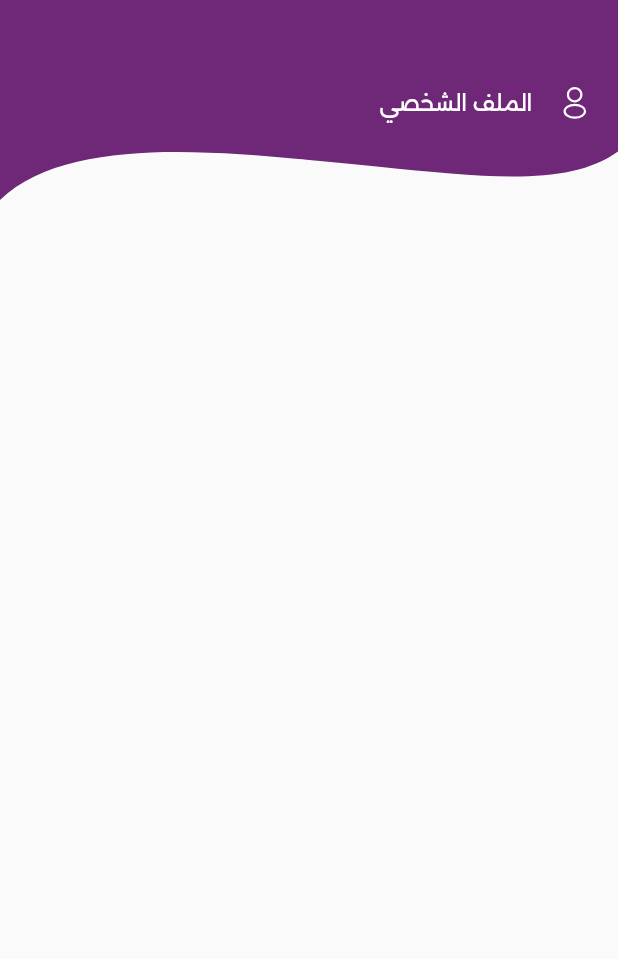
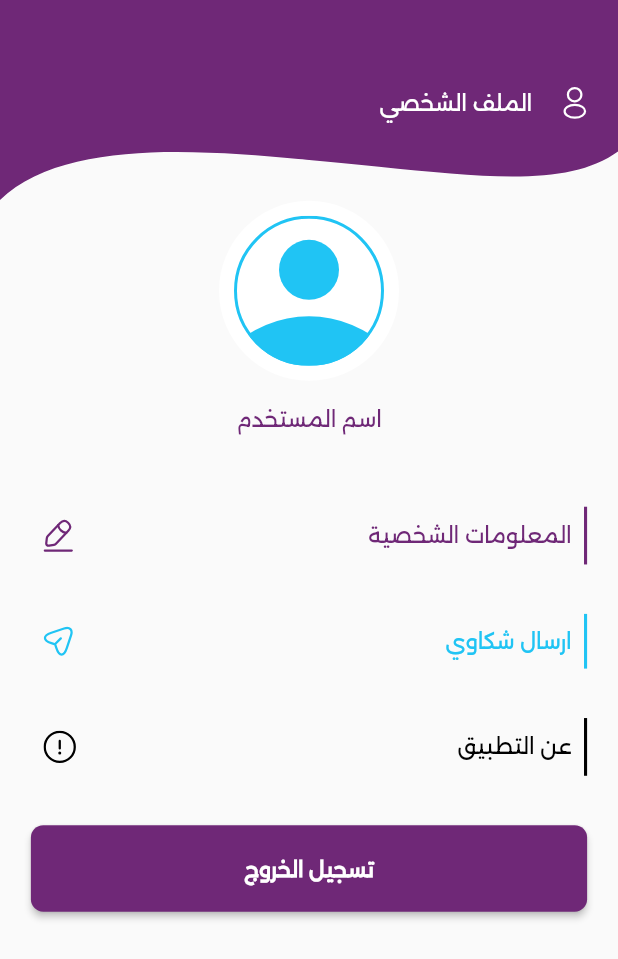
Before and after one commit to YamenAbuAlros/darrebni_project, a Flutter app: the ProfileView screen opened directly, on a phone screen of 412 x 824 dp. Shown: the top 959 px of the screen. Run offline on Flutter 3.47's test engine with Material 2 defaults, Android fonts, the phone set to English and light mode, and no system bars; our stand-ins replace bot_toast, carousel_slider, connectivity_plus, flutter_spinkit, flutter_svg, get and 1 more; accounts and stored records are empty; project files that could hold a hidden picture were left out.

Commit message:
end monday

```diff
--- a/lib/ui/shared/colors.dart
+++ b/lib/ui/shared/colors.dart
@@ -6,7 +6,7 @@ class AppColors {
   static Color mainPurple1 = const Color.fromRGBO(111, 40, 119, 1);
   static Color mainblue1 = const Color.fromRGBO(32, 196, 244, 1);
   static Color mainblue2 = const Color.fromRGBO(185, 229, 251, 0.15);
-  static Color mainblue3 = const Color.fromRGBO(185, 229, 251, 0.1);
+  static Color mainblue3 = const Color.fromRGBO(185, 229, 251, 1);
 
   static Color mainWhite = const Color.fromRGBO(255, 255, 255, 1);
   static Color mainBlack = const Color.fromRGBO(0, 0, 0, 1);
--- /dev/null
+++ b/lib/ui/shared/custom_widgets/custom_container.dart
@@ -0,0 +1,39 @@
+import 'package:flutter/material.dart';
+import 'package:flutter_svg/svg.dart';
+
+import '../colors.dart';
+import '../utils.dart';
+import 'custom_text.dart';
+
+class CustomContainer extends StatelessWidget {
+  const CustomContainer(
+      {super.key, this.color, required this.text, this.iconName, required this.ontap});
+  final Color? color;
+  final String text;
+  final String? iconName;
+  final Function() ontap;
+  @override
+  Widget build(BuildContext context) {
+    return Container(
+        padding: EdgeInsets.all(width * 0.02),
+        decoration: BoxDecoration(
+            border: Border(
+                right: BorderSide(
+                    width: width * 0.005,
+                    color: color ?? AppColors.mainPurple1))),
+        child: Row(
+          mainAxisAlignment: MainAxisAlignment.spaceBetween,
+          children: [
+            CustomText(text: text, textcolor: color ?? AppColors.mainPurple1),
+            if (iconName != null)
+              InkWell(
+                onTap: ontap,
+                child: SvgPicture.asset(
+                  'assets/images/$iconName.svg',
+                  color: color ?? AppColors.mainPurple1,
+                ),
+              )
+          ],
+        ));
+  }
+}
--- a/lib/ui/views/main_view/home_view/home_view.dart
+++ b/lib/ui/views/main_view/home_view/home_view.dart
@@ -35,7 +35,7 @@ class _HomeViewState extends State<HomeView> {
               children: [
                 CustomTextField(
                     controller: controller.searchController,
-                    iconName: 'ic_search',
+                    prefixIconName: 'ic_search',
                     hinttext: 'بحث'),
                 // (height * 0.005).sbh,
                 CarouselSlider(
--- a/lib/ui/views/main_view/profile_view/profile_view.dart
+++ b/lib/ui/views/main_view/profile_view/profile_view.dart
@@ -1,7 +1,17 @@
 import 'package:flutter/material.dart';
+import 'package:flutter_svg/svg.dart';
+import 'package:get/get.dart';
+import 'package:template/ui/shared/colors.dart';
 
 import 'package:template/ui/shared/custom_widgets/custom_app_bar.dart';
-import 'package:template/ui/shared/custom_widgets/custom_textfield.dart';
+import 'package:template/ui/shared/custom_widgets/custom_button.dart';
+import 'package:template/ui/shared/custom_widgets/custom_text.dart';
+import 'package:template/ui/shared/extenssions/extenssions.dart';
+import 'package:template/ui/shared/utils.dart';
+import 'package:template/ui/views/about_app/about_app.dart';
+import 'package:template/ui/views/update_profile/update_profile_view.dart';
+
+import '../../../shared/custom_widgets/custom_container.dart';
 
 class ProfileView extends StatefulWidget {
   const ProfileView({super.key});
@@ -15,9 +25,48 @@ class _ProfileViewState extends State<ProfileView> {
   Widget build(BuildContext context) {
     return Scaffold(
         body: Column(
-      children: const [
-        CustomAppBar(iconName: 'ic_profile', text: "الملف الشخصي"),
-        // CustomTextField(controller: controller, iconName: iconName)
+      children: [
+        const CustomAppBar(iconName: 'ic_profile', text: "الملف الشخصي"),
+        Padding(
+          padding: EdgeInsets.symmetric(horizontal: width * 0.05),
+          child: Column(
+            children: [
+              CircleAvatar(
+                radius: 60,
+                backgroundColor: AppColors.mainWhite,
+                child: SvgPicture.asset('assets/images/User.svg'),
+              ),
+              (height * 0.02).sbh,
+              const CustomText(text: 'اسم المستخدم'),
+              (height * 0.06).sbh,
+              CustomContainer(
+                ontap: () {
+                  Get.to(const UpdateProfileView());
+                },
+                text: 'المعلومات الشخصية',
+                iconName: 'ic_edit',
+              ),
+              (height * 0.04).sbh,
+              CustomContainer(
+                ontap: () {},
+                color: AppColors.mainblue1,
+                text: 'ارسال شكاوي',
+                iconName: 'ic_send',
+              ),
+              (height * 0.04).sbh,
+              CustomContainer(
+                ontap: () {
+                  Get.to(const AboutAppView());
+                },
+                color: AppColors.mainBlack,
+                text: 'عن التطبيق',
+                iconName: 'ic_info',
+              ),
+              (height * 0.04).sbh,
+              CustomButton(text: 'تسجيل الخروج', textColor: AppColors.mainWhite)
+            ],
+          ),
+        )
       ],
     ));
   }
--- a/lib/ui/views/register_view/register_view.dart
+++ b/lib/ui/views/register_view/register_view.dart
@@ -40,14 +40,14 @@ class _RegisterViewState extends State<RegisterView> {
                 const CustomText(text: "اسم المستخدم"),
                 (width * 0.03).sbh,
                 CustomTextField(
-                    iconName: 'ic_profile',
+                    prefixIconName: 'ic_profile',
                     hinttext: "اسم المستخدم",
                     controller: controller.userController),
                 (width * 0.05).sbh,
                 const CustomText(text: "رقم الموبايل"),
                 (width * 0.03).sbh,
                 CustomTextField(
-                    iconName: 'ic_phone',
+                    prefixIconName: 'ic_phone',
                     hinttext: "رقم الموبايل",
                     controller: controller.phoneController),
                 (width * 0.05).sbh,
```
Also changed, not shown: lib/ui/shared/custom_widgets/custom_textfield.dart (+20 -7 lines), lib/ui/views/about_app/about_app.dart (added, +26 -0 lines), lib/ui/views/login_view/login_view.dart (+9 -3 lines), lib/ui/views/update_profile/update_profile_controller.dart (added, +7 -0 lines), lib/ui/views/update_profile/update_profile_view.dart (added, +71 -0 lines), assets/images/User.svg (added), assets/images/about_app.svg (added).
